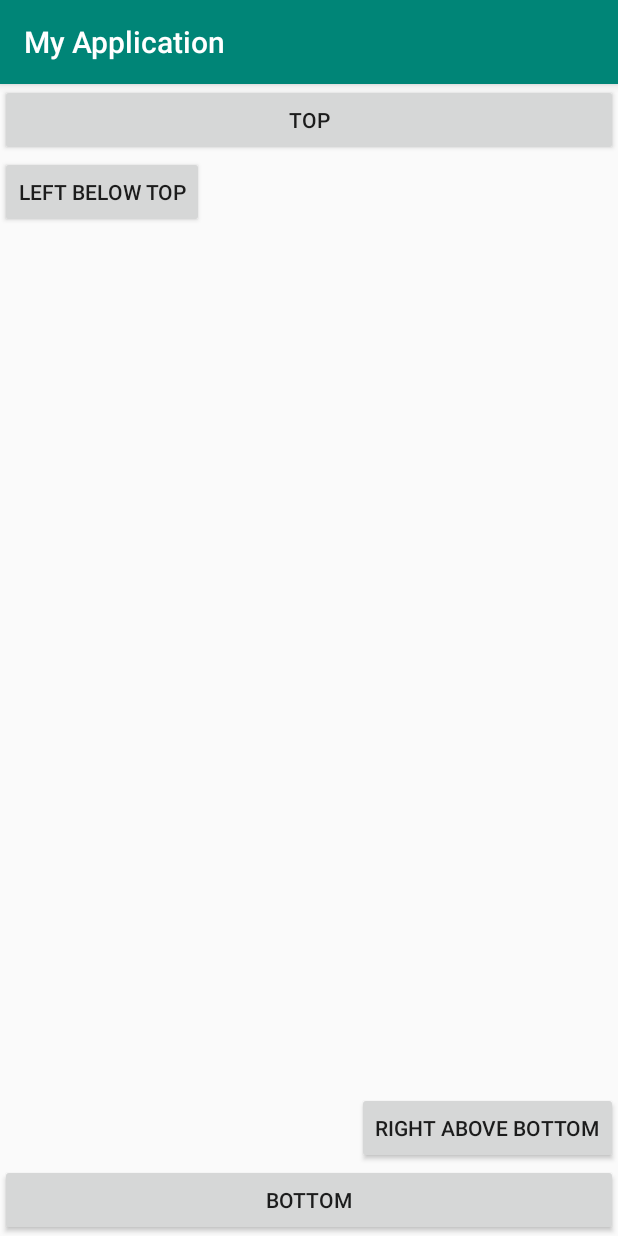
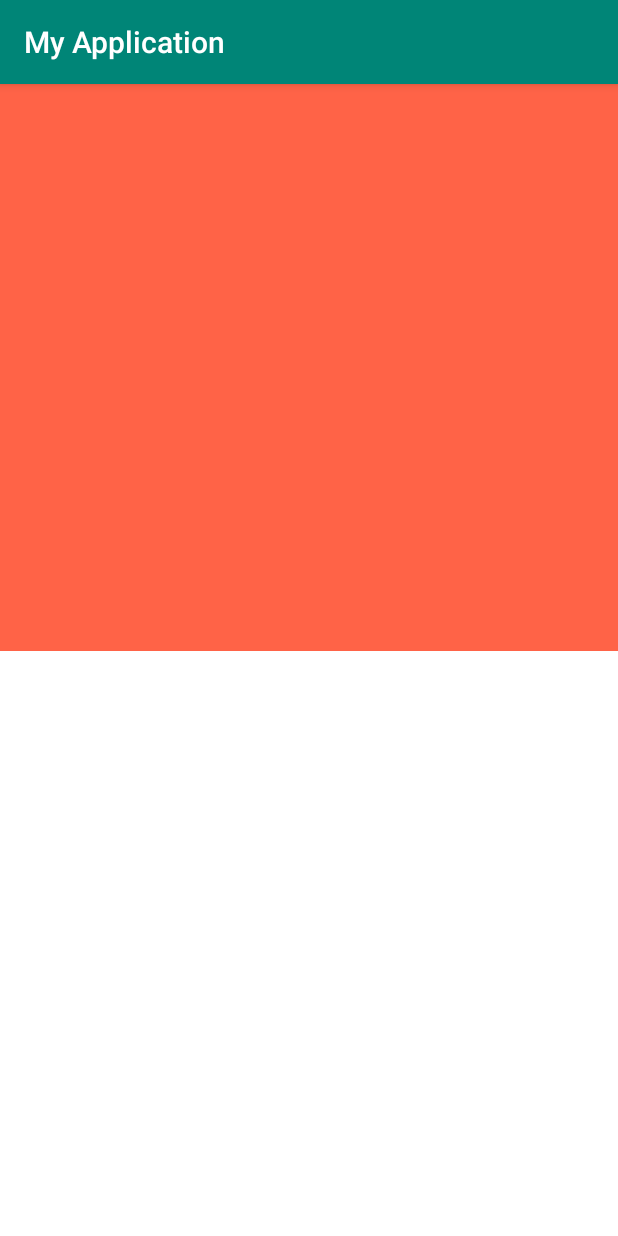
Before and after one commit to pemrograman-mobile-2019/02-relative-layout-oktavzv, an Android app: the screen it shows after launch (MainActivity), on a phone screen of 412 x 824 dp. Run offline under Robolectric (Android 15) with nearby library versions, the phone set to English and light mode, and no system bars.

Commit message:
Relative Layout - Bendera (Final)

```diff
--- a/app/src/main/res/layout/activity_main.xml
+++ b/app/src/main/res/layout/activity_main.xml
@@ -9,37 +9,15 @@
     <Button
         android:id="@+id/button2"
         android:layout_width="match_parent"
-        android:layout_height="wrap_content"
-        android:layout_alignParentStart="true"
-        android:layout_alignParentLeft="true"
+        android:layout_height="390dp"
         android:layout_alignParentTop="true"
-        android:text="Top" />
+        android:background="#ff6347" />
 
     <Button
         android:id="@+id/button3"
         android:layout_width="match_parent"
-        android:layout_height="wrap_content"
-        android:layout_alignParentStart="true"
-        android:layout_alignParentLeft="true"
+        android:layout_height="390dp"
         android:layout_alignParentBottom="true"
-        android:text="Bottom" />
-
-    <Button
-        android:id="@+id/button4"
-        android:layout_width="wrap_content"
-        android:layout_height="wrap_content"
-        android:layout_alignParentStart="true"
-        android:layout_alignParentLeft="true"
-        android:layout_below="@id/button2"
-        android:text="Left Below Top" />
-
-    <Button
-        android:id="@+id/button5"
-        android:layout_width="wrap_content"
-        android:layout_height="wrap_content"
-        android:layout_alignParentEnd="true"
-        android:layout_above="@id/button3"
-        android:text="Right Above Bottom" />
-
+        android:background="#ffffff" />
 
 </RelativeLayout>
--- a/app/src/main/res/values/strings.xml
+++ b/app/src/main/res/values/strings.xml
@@ -1,3 +1,7 @@
 <resources>
     <string name="app_name">My Application</string>
+    <string name="top">Top</string>
+    <string name="bottom">Bottom</string>
+    <string name="left_below_top">Left Below Top</string>
+    <string name="right_above_bottom">Right Above Bottom</string>
 </resources>
```
